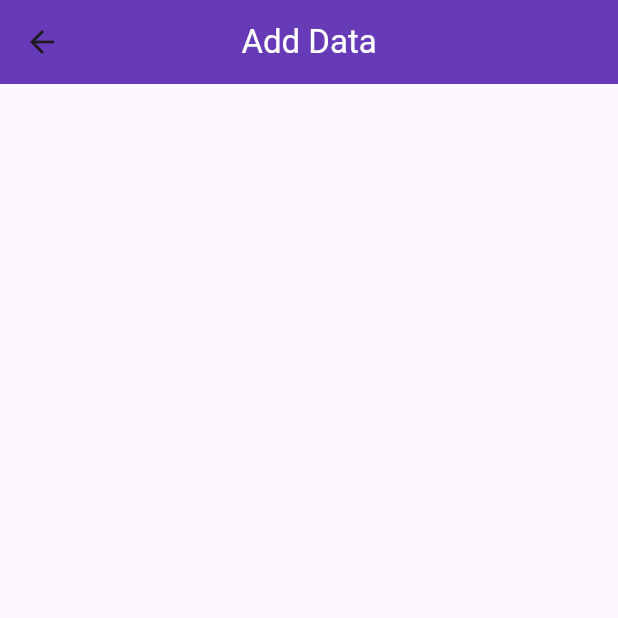
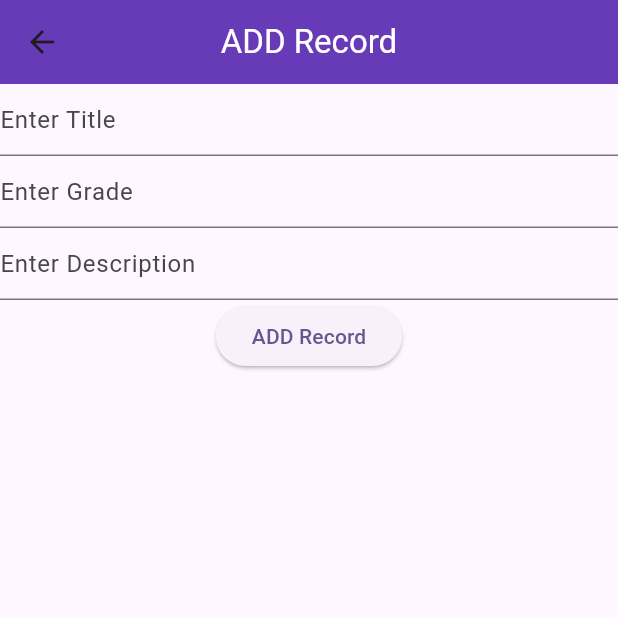
Before and after one commit to YamnaIsrail/flutter_nic_tasks, a Flutter app: the SqfliteDashboard screen opened directly, after a tap on the "add" icon, on a phone screen of 412 x 824 dp, the top half of it. Run offline on Flutter 3.47's test engine with Material 3 defaults, Android fonts, the phone set to English and light mode, and no system bars; our stand-ins replace sqflite; accounts and stored records are empty.

Commit message:
Performed CRUD operations in SQFlite.

```diff
--- a/lib/data_sqflite/Add_Update().dart
+++ /dev/null
@@ -1,18 +0,0 @@
-import 'package:flutter/material.dart';
-import 'package:nic_flutter_assignments/widgets/appbar.dart';
-
-class AddUpdate extends StatefulWidget {
-  const AddUpdate({super.key});
-
-  @override
-  State<AddUpdate> createState() => _AddUpdateState();
-}
-
-class _AddUpdateState extends State<AddUpdate> {
-  @override
-  Widget build(BuildContext context) {
-    return Scaffold(
-      appBar: myappbar(title: "Add Data"),
-    );
-  }
-}
--- /dev/null
+++ b/lib/data_sqflite/Add_Update.dart
@@ -0,0 +1,102 @@
+import 'package:flutter/material.dart';
+import 'package:nic_flutter_assignments/data_sqflite/Sql_Data.dart';
+import 'package:nic_flutter_assignments/data_sqflite/screen_dashboard_sqflite.dart';
+import 'package:nic_flutter_assignments/data_sqflite/sql_model.dart';
+import 'package:nic_flutter_assignments/widgets/appbar.dart';
+
+class AddUpdateSqflite extends StatefulWidget {
+  final SqlModel? sqlModel;
+
+  AddUpdateSqflite({this.sqlModel});
+
+  @override
+  State<AddUpdateSqflite> createState() => _AddUpdateSqfliteState();
+}
+
+class _AddUpdateSqfliteState extends State<AddUpdateSqflite> {
+  var TitleController = TextEditingController();
+  var AgeController = TextEditingController();
+  var DescriptionController = TextEditingController();
+  late Future<List<SqlModel>> sqlModelList;
+
+  @override
+  void initState() {
+    super.initState();
+
+    TitleController.text = widget.sqlModel?.title ?? '';
+    AgeController.text = widget.sqlModel?.age?.toString() ?? '';
+    DescriptionController.text = widget.sqlModel?.description ?? '';
+
+    loadData();
+  }
+  SQLHelper sqlHelper = SQLHelper();
+  loadData() async {
+    sqlModelList = sqlHelper.getItems(); // Use the SQLHelper instance, not widget.sqlModel
+
+  }
+
+  @override
+  Widget build(BuildContext context) {
+
+
+    return Scaffold(
+      appBar: myappbar(title: '${widget.sqlModel == null ? "ADD" : "Update"} Record'),
+      body: Container(
+        width: double.infinity,
+        height: double.infinity,
+        child: Padding(
+          padding: const EdgeInsets.all(0),
+          child: Column(
+            children: [
+              TextFormField(
+                key: ValueKey('TitleField'), // Use a Key to maintain the state
+                controller: TitleController,
+                decoration: InputDecoration(
+                  hintText: "${widget.sqlModel == null ? 'Enter Title' : TitleController.text}",
+                ),
+              ),
+              TextFormField(
+                controller: AgeController,
+                decoration: InputDecoration(
+                  hintText: "${widget.sqlModel == null ? 'Enter Grade' : AgeController.text}",
+                ),
+              ),
+              TextFormField(
+                controller: DescriptionController,
+                decoration: InputDecoration(
+                  hintText: "${widget.sqlModel == null ? 'Enter Description' : DescriptionController.text}",
+                ),
+              ),
+              ElevatedButton(
+                onPressed: () {
+                  widget.sqlModel == null
+                      ?
+                  sqlHelper.insertItems(SqlModel(
+                    id: widget.sqlModel?.id,
+                    title: TitleController.text,
+                    age: int.parse(AgeController.text),
+                    description: DescriptionController.text,
+                  ))
+                      :
+                  sqlHelper.update(SqlModel(
+                    id: widget.sqlModel?.id,
+                    title: TitleController.text,
+                    age: int.parse(AgeController.text),
+                    description: DescriptionController.text,
+                  ));
+                  setState(() {
+                    Navigator.push(
+                        context, MaterialPageRoute(
+                        builder: (builder)=> SqfliteDashboard()));
+                    sqlModelList = sqlHelper.getItems();
+                  });
+                },
+                child: Text('${widget.sqlModel == null ? "ADD" : "Update"} Record'),
+              ),
+            ],
+          ),
+        ),
+      ),
+    );
+  }
+}
--- /dev/null
+++ b/lib/data_sqflite/Sql_Data.dart
@@ -0,0 +1,81 @@
+import 'package:flutter/material.dart';
+import 'package:nic_flutter_assignments/data_sqflite/sql_model.dart';
+import 'package:path/path.dart';
+import 'package:path_provider/path_provider.dart';
+import 'dart:io' as io;
+import 'package:sqflite/sqflite.dart';
+
+class SQLHelper{
+  static Database? _db;
+  late SqlModel sqlModel;
+
+  Future<Database?> get db async{
+    if(_db != null){
+      return _db;
+    }
+    _db= await initDatabase();
+    return _db;
+  }
+
+  //initializing database
+  initDatabase() async{
+    io.Directory documentDirectory= await getApplicationDocumentsDirectory();
+    String path= join(documentDirectory.path, 'yum_sqflite.db');
+    var db= await openDatabase(
+        path,
+        version: 1,
+        onCreate: _onCreate );
+    return db;
+
+  }
+
+  _onCreate(Database db, int version) async{
+    await db.execute("""CREATE TABLE items(
+    id INTEGER PRIMARY KEY AUTOINCREMENT,
+    title TEXT NOT NULL,
+    age INTEGER NOT NULL,
+    description TEXT NOT NULL
+    )
+    """);
+  }
+
+//insert operation
+   Future<SqlModel> insertItems(SqlModel mymodel) async{
+    var dbClient= await db;
+    await dbClient?.insert('items', mymodel.toMap());
+    return mymodel;
+
+    }
+
+
+    //get operation
+  Future<List<SqlModel>> getItems() async{
+    var dbClient= await db;
+    final List<Map<String, Object?>> queryResult= await dbClient!.query('items');
+    return queryResult.map((e) => SqlModel.fromMap(e)).toList();
+  }
+
+  //update operation
+  Future<void> update(SqlModel model) async {
+    var dbClient= await db;
+    await dbClient?.update(
+      'items',
+      model.toMap(),
+      where: 'id = ?',
+      whereArgs: [model.id],
+    );
+  }
+
+
+  //delete operation
+  Future<int> delete(int id) async{
+    var dbClient= await db;
+    return await dbClient!.delete(
+        'items',
+      where: 'id = ?',
+      whereArgs: [id]
+
+    );
+  }
+
+  }
--- a/lib/data_sqflite/screen_dashboard_sqflite.dart
+++ b/lib/data_sqflite/screen_dashboard_sqflite.dart
@@ -1,6 +1,10 @@
 import 'package:flutter/material.dart';
+import 'package:nic_flutter_assignments/data_sqflite/Sql_Data.dart';
+import 'package:nic_flutter_assignments/data_sqflite/sql_model.dart';
 import 'package:nic_flutter_assignments/widgets/appbar.dart';
-import 'package:nic_flutter_assignments/data_sqflite/Add_Update().dart';
+import 'package:nic_flutter_assignments/data_sqflite/Add_Update.dart';
+
+
 class SqfliteDashboard extends StatefulWidget {
   const SqfliteDashboard({super.key});
 
@@ -9,6 +13,27 @@ class SqfliteDashboard extends StatefulWidget {
 }
 
 class _SqfliteDashboardState extends State<SqfliteDashboard> {
+
+  SQLHelper? sqlHelper;
+  late Future<List<SqlModel>> sqlModelList;
+
+  @override
+  void initState() {
+    // TODO: implement initState
+
+    setState(() {
+      super.initState();
+      sqlHelper= SQLHelper();
+      loadData();
+    });
+  }
+
+  loadData() async{
+    setState(() {
+      sqlModelList = sqlHelper!.getItems();
+    });
+  }
+
   @override
   Widget build(BuildContext context) {
     return Scaffold(
@@ -18,9 +43,11 @@ class _SqfliteDashboardState extends State<SqfliteDashboard> {
         child: FloatingActionButton(
             shape: RoundedRectangleBorder(borderRadius: BorderRadius.circular(50)),
             onPressed: () {
-              Navigator.of(context).push(
-                  MaterialPageRoute(builder: (context)=> AddUpdate())
-              );
+              setState(() {
+                Navigator.push(context, MaterialPageRoute(
+                    builder: (builder)=> AddUpdateSqflite()
+                ));
+               });
             },
             child: Icon(Icons.add,size: 50, )
         ),
@@ -28,13 +55,71 @@ class _SqfliteDashboardState extends State<SqfliteDashboard> {
       appBar: myappbar(title: "SQFlite Dashboard"),
 
       body: Container(
-        child: ListView(
+        child: Column(
           children: [
-            ListTile(title: Text("Name"),),
+            Expanded(
+              flex: 1,
+              child: FutureBuilder(
+                  future: sqlModelList,
+                        builder: (context, AsyncSnapshot<List<SqlModel>> snapshot) {
+              if (snapshot.connectionState == ConnectionState.waiting) {
+                return Center(child: CircularProgressIndicator()); // or some other loading indicator
+              } else if (snapshot.hasError) {
+                return Text('Error: ${snapshot.error}');
+              } else if (!snapshot.hasData || snapshot.data!.isEmpty) {
+                return Text('No data available.');
+              } else {
+                return ListView.builder(
+                  //reverse: true,
+                  itemCount: snapshot.data!.length,
+                  itemBuilder: (context, index) {
+                    return
+                      InkWell(
+                        onTap: () async{
 
+                         await Navigator.push(context, MaterialPageRoute(
+                              builder: (context)=> AddUpdateSqflite(
+                                sqlModel: snapshot.data![index], )));
+
+                          setState(() {
+                            sqlModelList= sqlHelper!.getItems();
+
+                          });
+                        },
+                        child: Dismissible(
+                          key: ValueKey<int>(snapshot.data![index].id!),
+                          background: Container(
+                            color: Color(0xffbd1a10),
+                            child: Icon(Icons.delete, size: 50,),
+                          ),
+                          onDismissed: (DismissDirection direction){
+                              setState(() {
+                                sqlHelper!.delete(snapshot.data![index].id!);
+                                sqlModelList= sqlHelper!.getItems();
+                                snapshot.data!.remove(snapshot.data![index]);
+
+                              });
+                          },
+
+                          child: Card(
+                          child: ListTile(
+                            contentPadding: EdgeInsets.all(10),
+                            title: Text(snapshot.data![index].title.toString()),
+                            subtitle: Text(snapshot.data![index].age.toString()),
+                            trailing: Text(snapshot.data![index].description.toString()),
+                          ),
+                                              ),
+                        ),
+                      );
+                  },
+                );
+              }
+            }
+
+              ),
+            )
           ],
         ),
-        //color: Colors.deepPurpleAccent[100],
       )
     );
   }
```
Also changed, not shown: lib/Screen_Dashboard.dart (+6 -4 lines).
